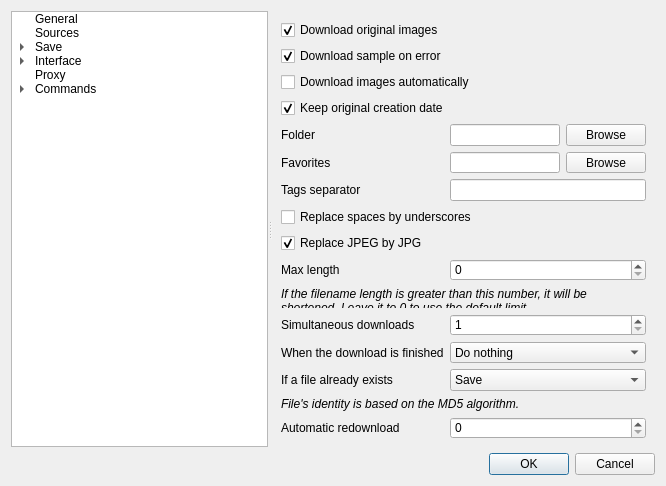
Old version of the form src/settings/optionswindow.ui in the repository Bionus/imgbrd-grabber.
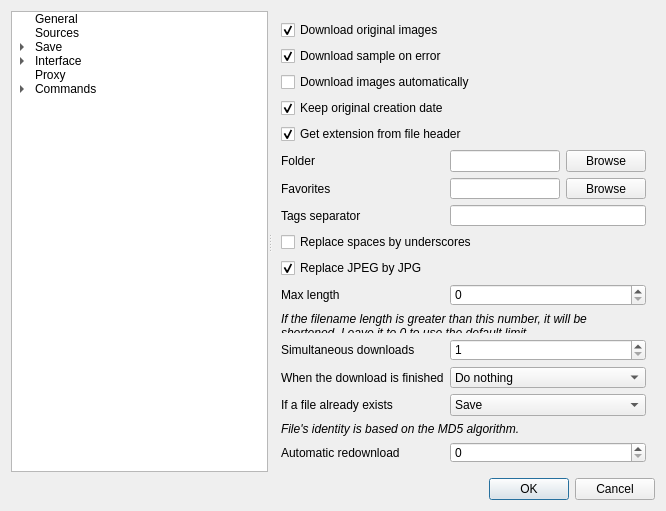
New version of the form. The open tabs and pages were chosen to show the change. Icons and pictures are not drawn.

Commit message: Add default setting to get extension from image header (fix #682)

Patch:
```diff
--- a/src/settings/optionswindow.ui
+++ b/src/settings/optionswindow.ui
@@ -7,7 +7,7 @@
     <x>0</x>
     <y>0</y>
     <width>666</width>
-    <height>471</height>
+    <height>489</height>
    </rect>
   </property>
   <property name="windowTitle">
@@ -642,14 +642,14 @@
           </property>
          </widget>
         </item>
-        <item row="4" column="0">
+        <item row="5" column="0">
          <widget class="QLabel" name="label_7">
           <property name="text">
            <string>Folder</string>
           </property>
          </widget>
         </item>
-        <item row="4" column="1">
+        <item row="5" column="1">
          <layout class="QHBoxLayout" name="horizontalLayout_2" stretch="1,0">
           <item>
            <widget class="QLineEdit" name="lineFolder"/>
@@ -663,14 +663,14 @@
           </item>
          </layout>
         </item>
-        <item row="5" column="0">
+        <item row="6" column="0">
          <widget class="QLabel" name="label_62">
           <property name="text">
            <string>Favorites</string>
           </property>
          </widget>
         </item>
-        <item row="5" column="1">
+        <item row="6" column="1">
          <layout class="QHBoxLayout" name="horizontalLayout_13">
           <item>
            <widget class="QLineEdit" name="lineFolderFavorites"/>
@@ -684,42 +684,42 @@
           </item>
          </layout>
         </item>
-        <item row="6" column="0">
+        <item row="7" column="0">
          <widget class="QLabel" name="label_14">
           <property name="text">
            <string>Tags separator</string>
           </property>
          </widget>
         </item>
-        <item row="6" column="1">
+        <item row="7" column="1">
          <widget class="QLineEdit" name="lineSeparator">
           <property name="text">
            <string/>
           </property>
          </widget>
         </item>
-        <item row="7" column="0" colspan="2">
+        <item row="8" column="0" colspan="2">
          <widget class="QCheckBox" name="checkReplaceBlanks">
           <property name="text">
            <string>Replace spaces by underscores</string>
           </property>
          </widget>
         </item>
-        <item row="9" column="0">
+        <item row="10" column="0">
          <widget class="QLabel" name="label_54">
           <property name="text">
            <string>Max length</string>
           </property>
          </widget>
         </item>
-        <item row="9" column="1">
+        <item row="10" column="1">
          <widget class="QSpinBox" name="spinLimit">
           <property name="maximum">
            <number>260</number>
           </property>
          </widget>
         </item>
-        <item row="10" column="0" colspan="2">
+        <item row="11" column="0" colspan="2">
          <widget class="QLabel" name="label_55">
           <property name="text">
            <string>&lt;i&gt;If the filename length is greater than this number, it will be shortened. Leave it to 0 to use the default limit.&lt;/i&gt;</string>
@@ -729,14 +729,14 @@
           </property>
          </widget>
         </item>
-        <item row="11" column="0">
+        <item row="12" column="0">
          <widget class="QLabel" name="label_29">
           <property name="text">
            <string>Simultaneous downloads</string>
           </property>
          </widget>
         </item>
-        <item row="11" column="1">
+        <item row="12" column="1">
          <widget class="QSpinBox" name="spinSimultaneous">
           <property name="minimum">
            <number>1</number>
@@ -746,14 +746,14 @@
           </property>
          </widget>
         </item>
-        <item row="12" column="0">
+        <item row="13" column="0">
          <widget class="QLabel" name="label_83">
           <property name="text">
            <string>When the download is finished</string>
           </property>
          </widget>
         </item>
-        <item row="12" column="1">
+        <item row="13" column="1">
          <widget class="QComboBox" name="comboBatchEnd">
           <item>
            <property name="text">
@@ -782,14 +782,14 @@
           </item>
          </widget>
         </item>
-        <item row="13" column="0">
+        <item row="14" column="0">
          <widget class="QLabel" name="label_19">
           <property name="text">
            <string>If a file already exists</string>
           </property>
          </widget>
         </item>
-        <item row="13" column="1">
+        <item row="14" column="1">
          <widget class="QComboBox" name="comboMd5Duplicates">
           <property name="currentIndex">
            <number>0</number>
@@ -816,28 +816,28 @@
           </item>
          </widget>
         </item>
-        <item row="14" column="0" colspan="2">
+        <item row="15" column="0" colspan="2">
          <widget class="QLabel" name="label_21">
           <property name="text">
            <string>&lt;i&gt;File's identity is based on the MD5 algorithm.&lt;/i&gt;</string>
           </property>
          </widget>
         </item>
-        <item row="15" column="0">
+        <item row="16" column="0">
          <widget class="QLabel" name="label_84">
           <property name="text">
            <string>Automatic redownload</string>
           </property>
          </widget>
         </item>
-        <item row="15" column="1">
+        <item row="16" column="1">
          <widget class="QSpinBox" name="spinAutomaticRetries">
           <property name="maximum">
            <number>100</number>
           </property>
          </widget>
         </item>
-        <item row="8" column="0" colspan="2">
+        <item row="9" column="0" colspan="2">
          <widget class="QCheckBox" name="checkNoJpeg">
           <property name="text">
            <string>Replace JPEG by JPG</string>
@@ -847,6 +847,16 @@
           </property>
          </widget>
         </item>
+        <item row="4" column="0" colspan="2">
+         <widget class="QCheckBox" name="checkSaveHeaderDetection">
+          <property name="text">
+           <string>Get extension from file header</string>
+          </property>
+          <property name="checked">
+           <bool>true</bool>
+          </property>
+         </widget>
+        </item>
        </layout>
       </widget>
       <widget class="QWidget" name="pageSaveFilenames">
```
The commit also changes 3 other files.
